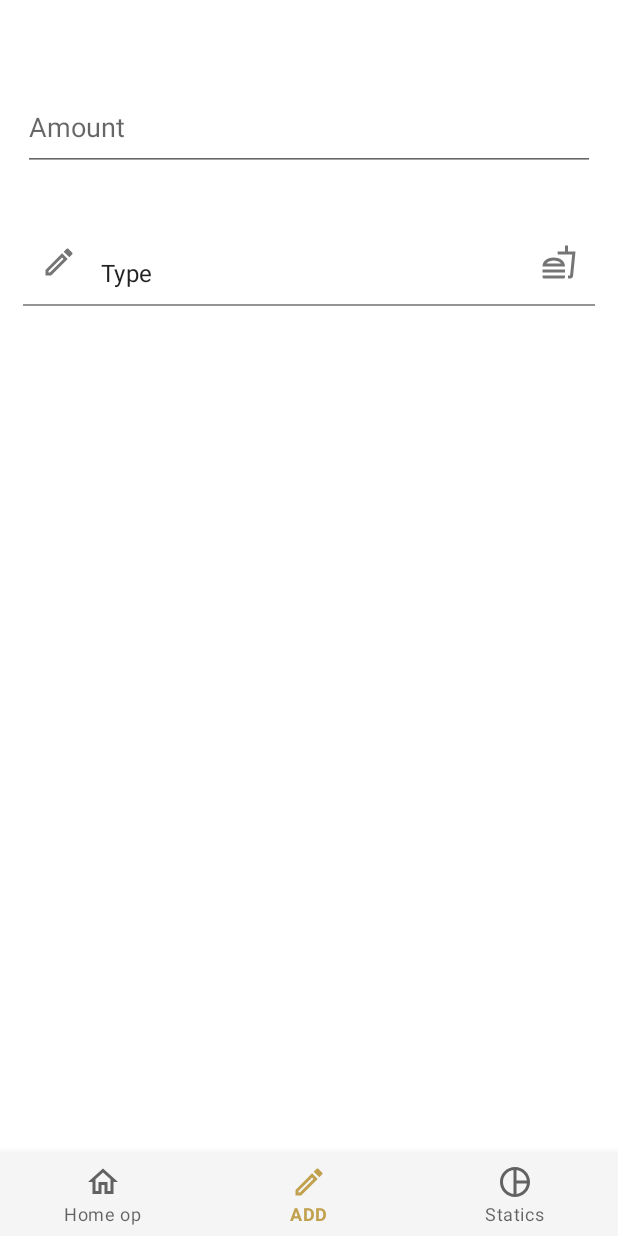
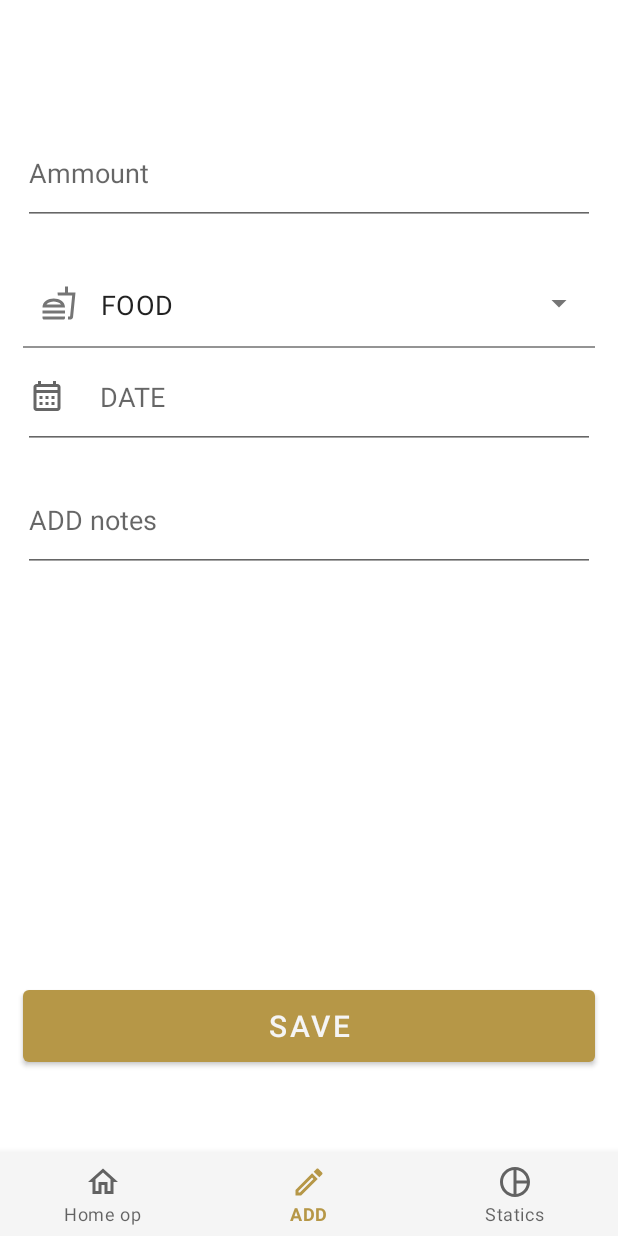
Before and after one commit to abhay-lodhi/Finanance, an Android app: the DashboardFragment screen opened through its navigation route, on a phone screen of 412 x 824 dp. Run offline under Robolectric (Android 15) with nearby library versions, the phone set to English and light mode, and no system bars; our stand-ins replace navigation-ui.

Commit message:
add fragment

```diff
--- a/app/src/main/java/com/example/finanance/ui/dashboard/DashboardFragment.kt
+++ b/app/src/main/java/com/example/finanance/ui/dashboard/DashboardFragment.kt
@@ -1,15 +1,19 @@
 package com.example.finanance.ui.dashboard
 
+import android.graphics.Color
 import android.os.Bundle
 import android.view.LayoutInflater
 import android.view.View
 import android.view.ViewGroup
 import android.widget.*
+import androidx.appcompat.content.res.AppCompatResources
+import androidx.core.graphics.drawable.DrawableCompat
 import androidx.fragment.app.Fragment
 import androidx.lifecycle.ViewModelProvider
 import com.example.finanance.R
 import com.example.finanance.databinding.FragmentDashboardBinding
 import com.google.android.material.textfield.TextInputLayout
+
 
 class DashboardFragment : Fragment() {
 
@@ -34,6 +38,25 @@ class DashboardFragment : Fragment() {
 //            }
 //
 //        }
+
+        val t2 =getView()?.findViewById<AutoCompleteTextView>(R.id.autoCompleteTextView)
+        val textinput =getView()?.findViewById<TextInputLayout>(R.id.textinputlayout)
+
+        t2?.onItemClickListener = object : AdapterView.OnItemClickListener{
+            override fun onItemClick(p0: AdapterView<*>?, p1: View?, position: Int, p3: Long) {
+               val t3= arrayadapter?.getItem(position)
+                when (t3) {
+                    "FOOD" -> {
+                        textinput?.setStartIconDrawable(R.drawable.ic_outline_fastfood_24)
+                    }
+                    "BILLS" ->  textinput?.setStartIconDrawable(R.drawable.ic_outline_attach_money_24)
+                    "CLOTHING" -> textinput?.setStartIconDrawable(R.drawable.ic_outline_attach_money_24)
+                    else -> { // Note the block
+                        print("x is neither 1 nor 2")
+                    }
+                }
+
+            }}
     }
 
 
--- /dev/null
+++ b/app/src/main/res/drawable/ic_outline_attach_money_24.xml
@@ -0,0 +1,10 @@
+<vector xmlns:android="http://schemas.android.com/apk/res/android"
+    android:width="24dp"
+    android:height="24dp"
+    android:viewportWidth="24"
+    android:viewportHeight="24"
+   >
+  <path
+      android:fillColor="@color/white"
+      android:pathData="M11.8,10.9c-2.27,-0.59 -3,-1.2 -3,-2.15 0,-1.09 1.01,-1.85 2.7,-1.85 1.78,0 2.44,0.85 2.5,2.1h2.21c-0.07,-1.72 -1.12,-3.3 -3.21,-3.81V3h-3v2.16c-1.94,0.42 -3.5,1.68 -3.5,3.61 0,2.31 1.91,3.46 4.7,4.13 2.5,0.6 3,1.48 3,2.41 0,0.69 -0.49,1.79 -2.7,1.79 -2.06,0 -2.87,-0.92 -2.98,-2.1h-2.2c0.12,2.19 1.76,3.42 3.68,3.83V21h3v-2.15c1.95,-0.37 3.5,-1.5 3.5,-3.55 0,-2.84 -2.43,-3.81 -4.7,-4.4z"/>
+</vector>
--- /dev/null
+++ b/app/src/main/res/drawable/ic_outline_calendar_month_24.xml
@@ -0,0 +1,10 @@
+<vector xmlns:android="http://schemas.android.com/apk/res/android"
+    android:width="24dp"
+    android:height="24dp"
+    android:viewportWidth="24"
+    android:viewportHeight="24"
+    android:tint="?attr/colorControlNormal">
+  <path
+      android:fillColor="@android:color/white"
+      android:pathData="M19,4h-1V2h-2v2H8V2H6v2H5C3.89,4 3.01,4.9 3.01,6L3,20c0,1.1 0.89,2 2,2h14c1.1,0 2,-0.9 2,-2V6C21,4.9 20.1,4 19,4zM19,20H5V10h14V20zM19,8H5V6h14V8zM9,14H7v-2h2V14zM13,14h-2v-2h2V14zM17,14h-2v-2h2V14zM9,18H7v-2h2V18zM13,18h-2v-2h2V18zM17,18h-2v-2h2V18z"/>
+</vector>
--- /dev/null
+++ b/app/src/main/res/drawable/ic_outline_currency_rupee_24.xml
@@ -0,0 +1,10 @@
+<vector xmlns:android="http://schemas.android.com/apk/res/android"
+    android:width="24dp"
+    android:height="24dp"
+    android:viewportWidth="24"
+    android:viewportHeight="24"
+    android:tint="?attr/colorControlNormal">
+  <path
+      android:fillColor="#C1A14E"
+      android:pathData="M13.66,7C13.1,5.82 11.9,5 10.5,5L6,5V3h12v2l-3.26,0c0.48,0.58 0.84,1.26 1.05,2L18,7v2l-2.02,0c-0.25,2.8 -2.61,5 -5.48,5H9.77l6.73,7h-2.77L7,14v-2h3.5c1.76,0 3.22,-1.3 3.46,-3L6,9V7L13.66,7z"/>
+</vector>
--- a/app/src/main/res/drawable/ic_outline_fastfood_24.xml
+++ b/app/src/main/res/drawable/ic_outline_fastfood_24.xml
@@ -5,6 +5,6 @@
     android:viewportHeight="24"
     >
   <path
-      android:fillColor="@color/red"
+      android:fillColor="@color/purple_500"
       android:pathData="M1,21.98c0,0.56 0.45,1.01 1.01,1.01H15c0.56,0 1.01,-0.45 1.01,-1.01V21H1v0.98zM8.5,8.99C4.75,8.99 1,11 1,15h15c0,-4 -3.75,-6.01 -7.5,-6.01zM3.62,13c1.11,-1.55 3.47,-2.01 4.88,-2.01s3.77,0.46 4.88,2.01H3.62zM1,17h15v2H1zM18,5V1h-2v4h-5l0.23,2h9.56l-1.4,14H18v2h1.72c0.84,0 1.53,-0.65 1.63,-1.47L23,5h-5z"/>
 </vector>
--- a/app/src/main/res/layout/fragment_dashboard.xml
+++ b/app/src/main/res/layout/fragment_dashboard.xml
@@ -11,11 +11,15 @@
         android:layout_width="0dp"
         android:layout_height="wrap_content"
         android:ems="10"
-        android:layout_marginTop="?attr/actionBarSize"
+        android:layout_marginTop="90dp"
         android:layout_marginLeft="15dp"
         android:layout_marginRight="15dp"
-        android:minHeight="58dp"
-        android:hint="Amount"
+        android:paddingBottom="15dp"
+        android:paddingTop="5dp"
+        android:textSize="18dp"
+        android:minHeight="60dp"
+        android:hint="Ammount"
+        android:inputType="numberDecimal"
         app:layout_constraintEnd_toEndOf="parent"
         app:layout_constraintHorizontal_bias="0.497"
         app:layout_constraintStart_toStartOf="parent"
@@ -27,7 +31,7 @@
         android:layout_width="0dp"
         android:layout_height="wrap_content"
         android:layout_marginLeft="15dp"
-        android:layout_marginTop="32dp"
+        android:layout_marginTop="22dp"
         android:layout_marginRight="15dp"
         android:background="@android:color/transparent"
         android:onClick="textinputlay"
@@ -36,8 +40,8 @@
         app:layout_constraintHorizontal_bias="0.0"
         app:layout_constraintStart_toStartOf="parent"
         app:layout_constraintTop_toBottomOf="@+id/editTextTextPersonName"
-        app:startIconDrawable="@drawable/ic_dashboard_black_24dp"
-        app:endIconDrawable="@drawable/ic_outline_fastfood_24"
+        app:startIconDrawable="@drawable/ic_outline_fastfood_24"
+
         >
 
         <AutoCompleteTextView
@@ -46,11 +50,65 @@
             android:layout_height="wrap_content"
             android:layout_weight="1"
             android:inputType="none"
-            android:minHeight="58dp"
-            android:text="Type" />
+            android:textSize="18dp"
+            android:paddingBottom="3dp"
+            android:paddingTop="5dp"
+            android:minHeight="60dp"
+            android:text="FOOD" />
 
 
     </com.google.android.material.textfield.TextInputLayout>
 
+    <EditText
+        android:id="@+id/editTextDate"
+        android:layout_width="0dp"
+        android:layout_height="wrap_content"
+        android:layout_marginLeft="15dp"
+        android:layout_marginTop="7dp"
+        android:layout_marginRight="15dp"
+        android:ems="10"
+        android:hint="     DATE"
+        android:textSize="18dp"
+        android:paddingBottom="15dp"
+        android:paddingTop="5dp"
+        android:inputType="date"
+        android:minHeight="60dp"
+        android:drawableStart="@drawable/ic_outline_calendar_month_24"
+        app:layout_constraintEnd_toEndOf="parent"
+        app:layout_constraintHorizontal_bias="0.497"
+        app:layout_constraintStart_toStartOf="parent"
+        app:layout_constraintTop_toBottomOf="@+id/textinputlayout" />
+
+    <EditText
+        android:id="@+id/editTextTextPersonName2"
+        android:layout_width="0dp"
+        android:layout_height="wrap_content"
+        android:layout_marginLeft="15dp"
+        android:layout_marginTop="22dp"
+        android:layout_marginRight="15dp"
+        android:ems="10"
+        android:hint="ADD notes"
+        android:minHeight="60dp"
+        android:paddingTop="5dp"
+        android:paddingBottom="15dp"
+        android:textSize="18dp"
+        app:layout_constraintEnd_toEndOf="parent"
+        app:layout_constraintHorizontal_bias="0.0"
+        app:layout_constraintStart_toStartOf="parent"
+        app:layout_constraintTop_toBottomOf="@+id/editTextDate" />
+
+    <Button
+        android:id="@+id/button"
+        android:layout_width="0dp"
+        android:layout_height="wrap_content"
+        android:layout_marginLeft="15dp"
+        android:layout_marginRight="15dp"
+        android:minHeight="60dp"
+        android:layout_marginBottom="110dp"
+        android:text="SAVE"
+        android:textSize="20dp"
+        app:layout_constraintBottom_toBottomOf="parent"
+        app:layout_constraintEnd_toEndOf="parent"
+        app:layout_constraintStart_toStartOf="parent" />
 
 </androidx.constraintlayout.widget.ConstraintLayout>
--- a/app/src/main/res/values/colors.xml
+++ b/app/src/main/res/values/colors.xml
@@ -1,7 +1,7 @@
 <?xml version="1.0" encoding="utf-8"?>
 <resources>
     <color name="purple_200">#FFBB86FC</color>
-    <color name="purple_500">#C1A14E</color>
+    <color name="purple_500">#B69747</color>
     <color name="purple_700">#FF3700B3</color>
     <color name="teal_200">#FF03DAC5</color>
     <color name="teal_700">#FF018786</color>
--- a/app/src/main/res/values/strings.xml
+++ b/app/src/main/res/values/strings.xml
@@ -4,9 +4,9 @@
     <string name="title_dashboard">ADD</string>
     <string name="title_notifications">Statics</string>
     <string-array name="category">
-        <item>Food</item>
-        <item>Bills</item>
-        <item>Clothing</item>
-        <item>Others</item>
+        <item>FOOD</item>
+        <item>BILLS</item>
+        <item>CLOTHING</item>
+        <item>OTHERS</item>
     </string-array>
 </resources>
```
Also changed, not shown: app/src/main/java/com/example/finanance/MainActivity.kt (+8 -0 lines).
